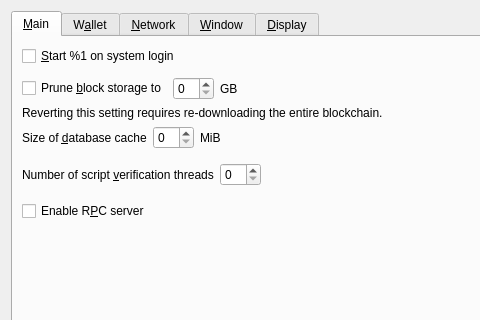
bitcoincore-dev/bitcoin-2001-863168-294116-d812cf1189, file src/qt/forms/optionsdialog.ui: the form before one commit; both pictures show x 0 to 480 and y 0 to 320 of the 646 by 529 pixel window.
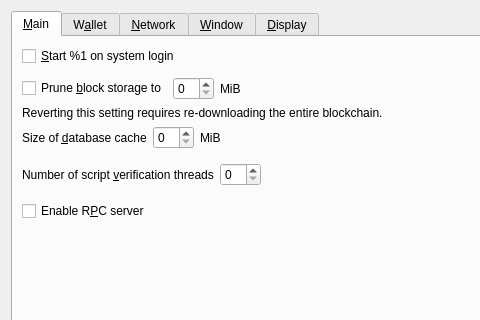
The form after the commit. Custom widgets are drawn as their Qt base class.

The edit to the form file:
```diff
--- a/src/qt/forms/optionsdialog.ui
+++ b/src/qt/forms/optionsdialog.ui
@@ -68,7 +68,7 @@
          <item>
           <widget class="QLabel" name="pruneSizeUnitLabel">
            <property name="text">
-            <string>GB</string>
+            <string>MiB</string>
            </property>
            <property name="textFormat">
             <enum>Qt::PlainText</enum>
```
